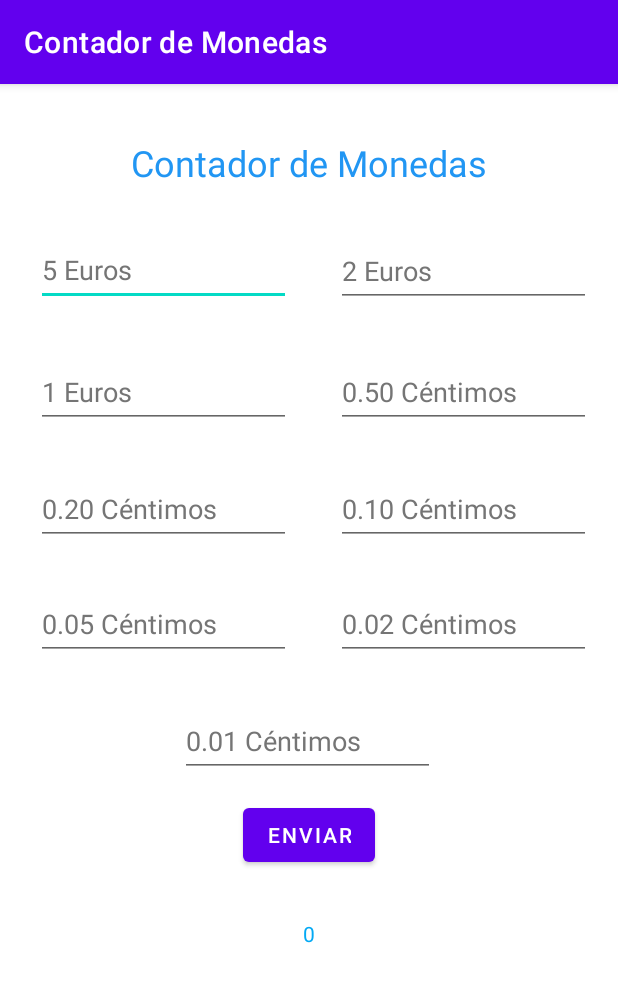
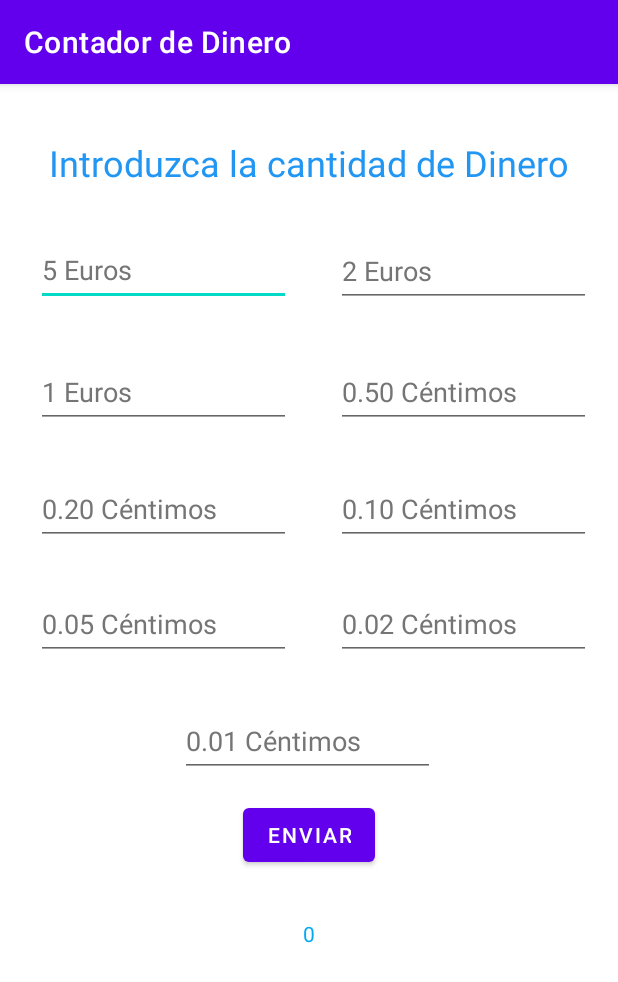
Before and after one commit to ivanea21/Contador-de-Monedas, an Android app: the screen it shows after launch (MainActivity), on a phone screen of 412 x 824 dp. Shown: the top 982 px of the screen. Run offline under Robolectric (Android 15) with nearby library versions, the phone set to English and light mode, and no system bars.

Commit message:
Version Final

```diff
--- a/app/src/main/res/layout/activity_main.xml
+++ b/app/src/main/res/layout/activity_main.xml
@@ -13,7 +13,7 @@
         android:layout_width="wrap_content"
         android:layout_height="wrap_content"
         android:layout_marginTop="36dp"
-        android:text="Contador de Monedas"
+        android:text="Introduzca la cantidad de Dinero"
         android:textColor="#2196F3"
         android:textSize="24sp"
         app:layout_constraintEnd_toEndOf="parent"
--- a/app/src/main/res/values/strings.xml
+++ b/app/src/main/res/values/strings.xml
@@ -1,3 +1,3 @@
 <resources>
-    <string name="app_name">Contador de Monedas</string>
+    <string name="app_name">Contador de Dinero</string>
 </resources>
```
